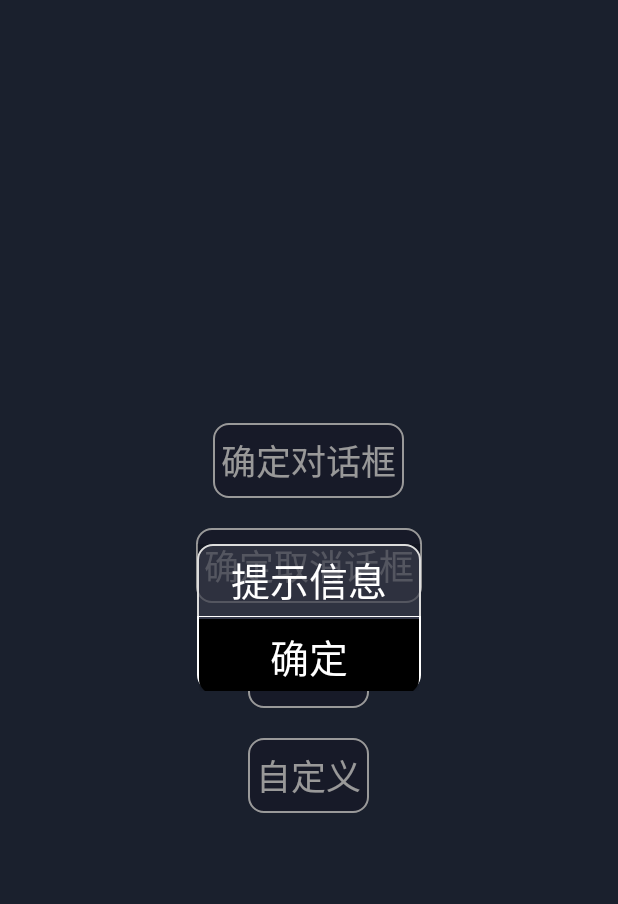
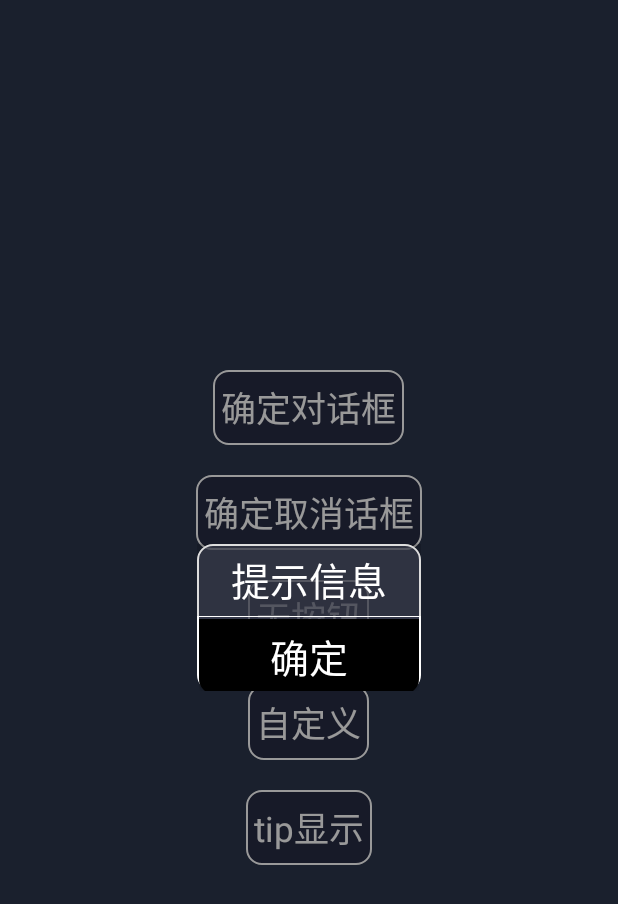
Before and after one commit to sundahao/custom-tv, an Android app: the screen it shows after launch (MainActivity), after a tap on "确定对话框", on a phone screen of 412 x 824 dp. Shown: the top 904 px of the screen. Run offline under Robolectric (Android 15) with nearby library versions, the phone set to English and light mode, and no system bars.

Commit message:
[IMP]增加对话框接口

```diff
--- a/lib/src/main/java/com/qgd/commons/tv/widget/TvDialogBuilder.java
+++ b/lib/src/main/java/com/qgd/commons/tv/widget/TvDialog.java
@@ -6,6 +6,7 @@ import android.content.DialogInterface;
 import android.graphics.Color;
 import android.graphics.drawable.Drawable;
 import android.os.Bundle;
+import android.os.CountDownTimer;
 import android.view.View;
 import android.view.ViewGroup;
 import android.view.WindowManager;
@@ -21,7 +22,7 @@ import com.qgd.commons.tv.util.DimensionConvert;
 import com.qgd.commons.tv.widget.effects.BaseEffects;
 
 
-public class TvDialogBuilder extends Dialog implements DialogInterface {
+public class TvDialog extends Dialog implements DialogInterface {
 
     private final String defTextColor = "#FFFFFFFF";
 
@@ -68,16 +69,18 @@ public class TvDialogBuilder extends Dialog implements DialogInterface {
 
     private boolean isCancelable = true;
 
-    private static TvDialogBuilder instance;
+    private static TvDialog instance;
 
 
-    public TvDialogBuilder(Context context) {
+    private CountDownTimer  timer=null;
+
+    public TvDialog(Context context) {
         super(context);
         init(context);
 
     }
 
-    public TvDialogBuilder(Context context, int theme) {
+    public TvDialog(Context context, int theme) {
         super(context, theme);
         init(context);
     }
@@ -94,12 +97,12 @@ public class TvDialogBuilder extends Dialog implements DialogInterface {
 
     }
 
-    public static TvDialogBuilder getInstance(Context context) {
+    public static TvDialog getInstance(Context context) {
 
         if (instance == null || !tmpContext.equals(context)) {
-            synchronized (TvDialogBuilder.class) {
+            synchronized (TvDialog.class) {
                 if (instance == null || !tmpContext.equals(context)) {
-                    instance = new TvDialogBuilder(context, R.style.dialog_untran);
+                    instance = new TvDialog(context, R.style.dialog_untran);
                 }
             }
         }
@@ -108,6 +111,69 @@ public class TvDialogBuilder extends Dialog implements DialogInterface {
 
     }
 
+    public static TvDialog createDefaultDialog(Context context){
+        TvDialog dialog=getInstance(context);
+        return dialog;
+    }
+
+    public static TvDialog createDialog(Context context,String title,String message){
+        TvDialog dialog=getInstance(context);
+        dialog.withMessage(message);
+        dialog.withTitle(title);
+        return dialog;
+    }
+    public static TvDialog createDialog(Context context,String title,String message,String button1){
+        TvDialog dialog=getInstance(context);
+        dialog.withMessage(message);
+        dialog.withTitle(title);
+        if(button1!=null)
+            dialog.withButton1Text(button1);
+        return dialog;
+    }
+    public static TvDialog createDialog(Context context,String title,String message,String button1,String button2){
+        TvDialog dialog=getInstance(context);
+        dialog.withMessage(message);
+        dialog.withTitle(title);
+        if(button1!=null)
+            dialog.withButton1Text(button1);
+        if(button2!=null)
+            dialog.withButton1Text(button2);
+
+        return dialog;
+    }
+
+    public static TvDialog createProgressDialog(Context context,String title,String message){
+
+        return null;
+    }
+    public static TvDialog createTipDialog(Context context,String message){
+        TvDialog dialog=getInstance(context);
+        dialog.hideTop();
+        dialog.setCustomView(R.layout.tip_view,context);
+        TextView textView=(TextView)dialog.findViewById(R.id.tipTextView);
+        textView.setText(message);
+        return dialog;
+    }
+    public static TvDialog createTipDialog(Context context,String message,int timeOut){
+        final TvDialog dialog=createTipDialog(context,message);
+        CountDownTimer  timer= new CountDownTimer(timeOut,1000) {
+            @Override
+            public void onTick(long l) {
+
+            }
+
+            @Override
+            public void onFinish() {
+                dialog.dismiss();
+            }
+        };
+        dialog.setCountDownTimer(timer);
+        return dialog;
+    }
+
+    public void setCountDownTimer(CountDownTimer  timer){
+        this.timer=timer;
+    }
 
     private void init(Context context) {
 
@@ -151,6 +217,9 @@ public class TvDialogBuilder extends Dialog implements DialogInterface {
             }
         });
     }
+    private void hideTop(){
+        mLinearLayoutTopView.setVisibility(View.GONE);
+    }
 
     public void toDefault() {
         mTitle.setTextColor(Color.parseColor(defTextColor));
@@ -159,92 +228,92 @@ public class TvDialogBuilder extends Dialog implements DialogInterface {
         mLinearLayoutView.setBackgroundColor(Color.parseColor(defDialogColor));
     }
 
-    public TvDialogBuilder withDividerColor(String colorString) {
+    public TvDialog withDividerColor(String colorString) {
         mDivider.setBackgroundColor(Color.parseColor(colorString));
         return this;
     }
 
-    public TvDialogBuilder withDividerColor(int color) {
+    public TvDialog withDividerColor(int color) {
         mDivider.setBackgroundColor(color);
         return this;
     }
 
 
-    public TvDialogBuilder withTitle(CharSequence title) {
+    public TvDialog withTitle(CharSequence title) {
         toggleView(mLinearLayoutTopView, title);
         mTitle.setText(title);
         return this;
     }
 
-    public TvDialogBuilder withTitleColor(String colorString) {
+    public TvDialog withTitleColor(String colorString) {
         mTitle.setTextColor(Color.parseColor(colorString));
         return this;
     }
 
-    public TvDialogBuilder withTitleColor(int color) {
+    public TvDialog withTitleColor(int color) {
         mTitle.setTextColor(color);
         return this;
     }
 
-    public TvDialogBuilder withMessage(int textResId) {
+    public TvDialog withMessage(int textResId) {
         toggleView(mLinearLayoutMsgView, textResId);
         mMessage.setText(textResId);
         return this;
     }
 
-    public TvDialogBuilder withMessage(CharSequence msg) {
+    public TvDialog withMessage(CharSequence msg) {
         toggleView(mLinearLayoutMsgView, msg);
         mMessage.setText(msg);
         return this;
     }
 
-    public TvDialogBuilder withMessageColor(String colorString) {
+    public TvDialog withMessageColor(String colorString) {
         mMessage.setTextColor(Color.parseColor(colorString));
         return this;
     }
 
-    public TvDialogBuilder withMessageColor(int color) {
+    public TvDialog withMessageColor(int color) {
         mMessage.setTextColor(color);
         return this;
     }
 
-    public TvDialogBuilder withDialogColor(String colorString) {
+    public TvDialog withDialogColor(String colorString) {
         mLinearLayoutView.getBackground().setColorFilter(ColorUtils.getColorFilter(Color.parseColor(colorString)));
         return this;
     }
 
-    public TvDialogBuilder withDialogColor(int color) {
+    public TvDialog withDialogColor(int color) {
         mLinearLayoutView.getBackground().setColorFilter(ColorUtils.getColorFilter(color));
         return this;
     }
 
-    public TvDialogBuilder withIcon(int drawableResId) {
+    public TvDialog withIcon(int drawableResId) {
         mIcon.setImageResource(drawableResId);
         return this;
     }
 
-    public TvDialogBuilder withIcon(Drawable icon) {
+    public TvDialog withIcon(Drawable icon) {
         mIcon.setImageDrawable(icon);
         return this;
     }
 
-    public TvDialogBuilder withDuration(int duration) {
+    public TvDialog withDuration(int duration) {
         this.mDuration = duration;
         return this;
     }
 
-    public TvDialogBuilder withEffect(Effectstype type) {
+    public TvDialog withEffect(Effectstype type) {
         this.type = type;
         return this;
     }
 
-    public TvDialogBuilder withButtonDrawable(int resid) {
+    public TvDialog withButtonDrawable(int resid) {
         mButton1.setBackgroundResource(resid);
         mButton2.setBackgroundResource(resid);
         return this;
     }
 
-    public TvDialogBuilder withButton1Text(CharSequence text) {
+    public TvDialog withButton1Text(CharSequence text) {
         mButton1.setVisibility(View.VISIBLE);
         mButton1.setText(text);
 
@@ -262,25 +331,25 @@ public class TvDialogBuilder extends Dialog implements DialogInterface {
         }
     }
 
-    public TvDialogBuilder withButton2Text(CharSequence text) {
+    public TvDialog withButton2Text(CharSequence text) {
         mButton2.setVisibility(View.VISIBLE);
         mButton2.setText(text);
 
         return this;
     }
 
-    public TvDialogBuilder setButton1Click(View.OnClickListener click) {
+    public TvDialog setButton1Click(View.OnClickListener click) {
         mButton1.setOnClickListener(click);
         return this;
     }
 
-    public TvDialogBuilder setButton2Click(View.OnClickListener click) {
+    public TvDialog setButton2Click(View.OnClickListener click) {
         mButton2.setOnClickListener(click);
         return this;
     }
 
 
-    public TvDialogBuilder setCustomView(int resId, Context context) {
+    public TvDialog setCustomView(int resId, Context context) {
         View customView = View.inflate(context, resId, null);
         if (mFrameLayoutCustomView.getChildCount() > 0) {
             mFrameLayoutCustomView.removeAllViews();
@@ -289,7 +358,7 @@ public class TvDialogBuilder extends Dialog implements DialogInterface {
         return this;
     }
 
-    public TvDialogBuilder setCustomView(View view, Context context) {
+    public TvDialog setCustomView(View view, Context context) {
         if (mFrameLayoutCustomView.getChildCount() > 0) {
             mFrameLayoutCustomView.removeAllViews();
         }
@@ -298,13 +367,13 @@ public class TvDialogBuilder extends Dialog implements DialogInterface {
         return this;
     }
 
-    public TvDialogBuilder isCancelableOnTouchOutside(boolean cancelable) {
+    public TvDialog isCancelableOnTouchOutside(boolean cancelable) {
         this.isCancelable = cancelable;
         this.setCanceledOnTouchOutside(cancelable);
         return this;
     }
 
-    public TvDialogBuilder isCancelable(boolean cancelable) {
+    public TvDialog isCancelable(boolean cancelable) {
         this.isCancelable = cancelable;
         this.setCancelable(cancelable);
         return this;
@@ -322,7 +391,9 @@ public class TvDialogBuilder extends Dialog implements DialogInterface {
     public void show() {
 
         showMiddleLine();
-
+        if(timer!=null){
+            timer.start();
+        }
         super.show();
     }
 
@@ -337,6 +408,10 @@ public class TvDialogBuilder extends Dialog implements DialogInterface {
     @Override
     public void dismiss() {
         super.dismiss();
+        if(timer!=null){
+            timer.cancel();
+            timer=null;
+        }
         mButton1.setVisibility(View.GONE);
         mButton2.setVisibility(View.GONE);
     }
--- a/sample/src/main/res/layout/activity_main.xml
+++ b/sample/src/main/res/layout/activity_main.xml
@@ -70,4 +70,19 @@
             android:textSize="23sp"
             android:textColor="@color/white"/>
 
+
+    <view
+            android:padding="5dp"
+            android:id="@+id/dialogTip"
+            android:onClick="showDialog"
+            class="com.qgd.commons.tv.widget.TvTextView"
+            android:layout_width="wrap_content"
+            android:layout_height="50dp"
+            android:layout_margin="10dp"
+            android:background="@drawable/default_button"
+            android:gravity="center"
+            android:text="tip显示"
+            android:textSize="23sp"
+            android:textColor="@color/white"/>
+
 </LinearLayout>
```
Also changed, not shown: lib/src/main/res/layout/progress_view.xml (added, +17 -0 lines), lib/src/main/res/layout/tip_view.xml (added, +17 -0 lines), sample/src/main/java/test/qgd/com/test/MainActivity.java (+6 -2 lines).
